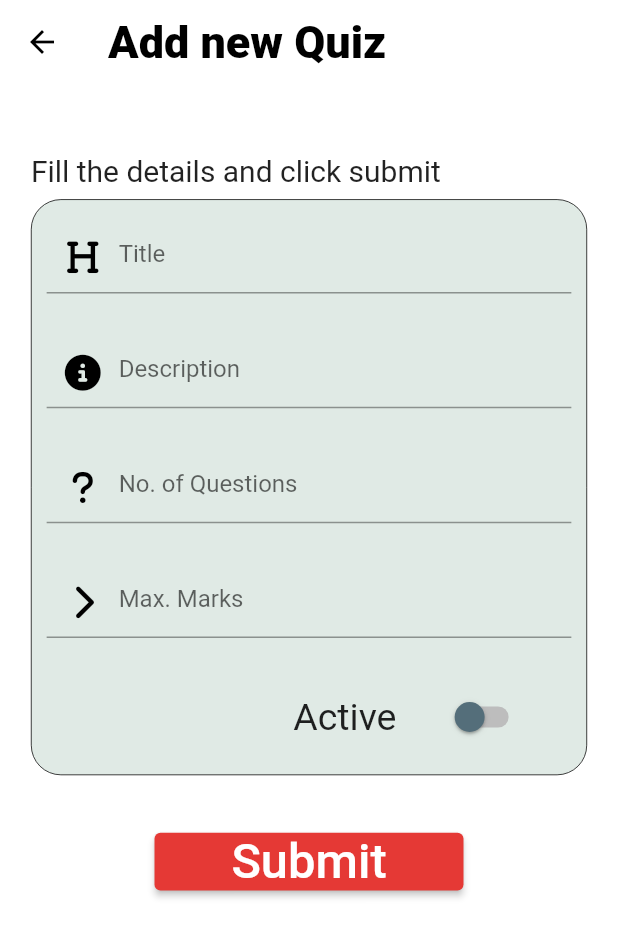
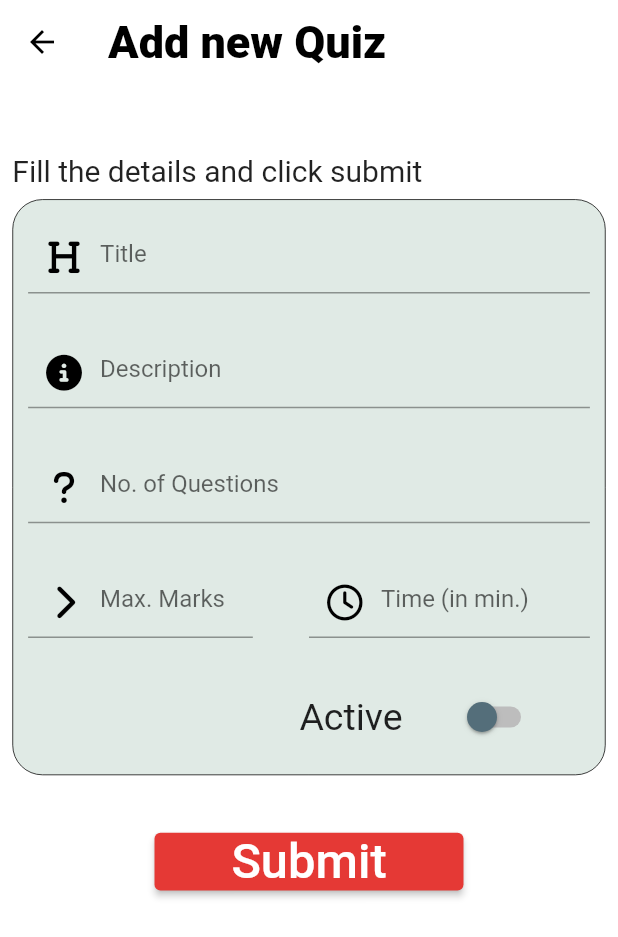
Before and after one commit to singhayush20/Assessment-Portal-App, a Flutter app: the AddQuizPage screen opened directly with empty values, on a phone screen of 412 x 824 dp. Shown: the top 937 px of the screen. Run offline on Flutter 3.47's test engine with Material 2 defaults, Android fonts, the phone set to English and light mode, and no system bars; our stand-ins replace cached_network_image, dio, email_validator, flutter_countdown_timer, font_awesome_flutter, loading_indicator and 2 more; accounts and stored records are empty; statements that could not run were skipped.

Commit message:
start and attempt quiz

```diff
--- a/lib/AppConstants/constants.dart
+++ b/lib/AppConstants/constants.dart
@@ -1,4 +1,4 @@
-const String domain = "https://4816-14-139-240-85.in.ngrok.io";
+const String domain = "https://e94c-14-139-240-85.in.ngrok.io";
 const BEARER_TOKEN = "BEARER TOKEN";
 const IS_LOGGED_IN = "isLoggedIn";
 const Bearer = "Bearer ";
--- a/lib/DataModel/QuizModel.dart
+++ b/lib/DataModel/QuizModel.dart
@@ -6,12 +6,20 @@ class QuizModel {
   bool _active;
   int _categoryId;
   int _numberOfQuestions;
+  int _time;
 
   QuizModel(this._title, this._description, this._maxMarks, this._active,
-      this._categoryId, this._numberOfQuestions);
+      this._categoryId, this._numberOfQuestions, this._time);
 
-  QuizModel.saveQuiz(this._quizId, this._title, this._description,
-      this._maxMarks, this._active, this._categoryId, this._numberOfQuestions);
+  QuizModel.saveQuiz(
+      this._quizId,
+      this._title,
+      this._description,
+      this._maxMarks,
+      this._active,
+      this._categoryId,
+      this._numberOfQuestions,
+      this._time);
 
   int get numberOfQuestions => _numberOfQuestions;
 
@@ -30,7 +38,7 @@ class QuizModel {
   String get title => _title;
 
   int get quizId => _quizId ?? 0;
-
+  int get time => _time;
   set title(String value) {
     _title = value;
   }
@@ -54,4 +62,8 @@ class QuizModel {
   set description(String value) {
     _description = value;
   }
+
+  set time(int time) {
+    _time = time;
+  }
 }
--- a/lib/NewtworkUtil/API.dart
+++ b/lib/NewtworkUtil/API.dart
@@ -331,6 +331,7 @@ class API {
       "numberOfQuestions": quiz.numberOfQuestions.toString(),
       "active": quiz.active,
       "category": {"categoryId": quiz.categoryId},
+      "time": quiz.time,
     };
     Map<String, dynamic> queryParam = {"userid": userid};
     log('Creating quiz for: data: $data and user: $userid');
@@ -369,7 +370,8 @@ class API {
       "description": quiz.description,
       "maxMarks": quiz.maxMarks,
       "numberOfQuestions": quiz.numberOfQuestions.toString(),
-      "active": quiz.active
+      "active": quiz.active,
+      "time": quiz.time,
     };
     log('Updating quiz to ${data}');
 
--- a/lib/Pages/Quiz/AddQuizPage.dart
+++ b/lib/Pages/Quiz/AddQuizPage.dart
@@ -19,6 +19,7 @@ class _AddQuizPageState extends State<AddQuizPage> {
   final _descpController = TextEditingController();
   final _maxMarksController = TextEditingController();
   final _noOfQuestionsController = TextEditingController();
+  final _timeController = TextEditingController();
 
   bool _isQuizActive = false;
   @override
@@ -37,7 +38,7 @@ class _AddQuizPageState extends State<AddQuizPage> {
       ),
       body: Container(
         margin: EdgeInsets.symmetric(
-          horizontal: width * 0.05,
+          horizontal: width * 0.02,
         ),
         child: Column(
           mainAxisAlignment: MainAxisAlignment.start,
@@ -75,6 +76,7 @@ class _AddQuizPageState extends State<AddQuizPage> {
                     key: _formKey,
                     child: Column(
                       children: [
+                        //TITLE
                         Container(
                           alignment: Alignment.center,
                           height: constraints.maxHeight * 0.2,
@@ -99,6 +101,7 @@ class _AddQuizPageState extends State<AddQuizPage> {
                             ),
                           ),
                         ),
+                        //Description
                         Container(
                           alignment: Alignment.center,
                           height: constraints.maxHeight * 0.2,
@@ -123,6 +126,7 @@ class _AddQuizPageState extends State<AddQuizPage> {
                             ),
                           ),
                         ),
+                        //Number of questions
                         Container(
                           alignment: Alignment.center,
                           height: constraints.maxHeight * 0.2,
@@ -147,8 +151,13 @@ class _AddQuizPageState extends State<AddQuizPage> {
                             ),
                           ),
                         ),
+                        //Maximum Marks
+                        Row(
+                          mainAxisAlignment: MainAxisAlignment.spaceBetween,
+                          children: [
                             Container(
                               height: constraints.maxHeight * 0.2,
+                              width: constraints.maxWidth * 0.4,
                               alignment: Alignment.center,
                               child: TextFormField(
                                 controller: _maxMarksController,
@@ -171,6 +180,35 @@ class _AddQuizPageState extends State<AddQuizPage> {
                                 ),
                               ),
                             ),
+                            Container(
+                              height: constraints.maxHeight * 0.2,
+                              width: constraints.maxWidth * 0.5,
+                              alignment: Alignment.center,
+                              child: TextFormField(
+                                controller: _timeController,
+                                obscureText: false,
+                                cursorColor: Colors.black,
+                                keyboardType: TextInputType.number,
+                                validator: (value) {
+                                  if (value!.isEmpty) {
+                                    return 'Time cannot be empty';
+                                  } else if (int.parse(value) <= 0) {
+                                    return 'Invalid time';
+                                  }
+                                  return null;
+                                },
+                                decoration: const InputDecoration(
+                                  hintText: "Time (in min.)",
+                                  prefixIcon: Icon(
+                                    FontAwesomeIcons.clock,
+                                    color: Colors.black,
+                                  ),
+                                ),
+                              ),
+                            ),
+                          ],
+                        ),
+                        //Active Status
                         Row(
                           children: [
                             Expanded(
@@ -230,6 +268,7 @@ class _AddQuizPageState extends State<AddQuizPage> {
                       noOfQues: int.parse(_noOfQuestionsController.text.trim()),
                       maxMarks: int.parse(_maxMarksController.text.trim()),
                       isActive: _isQuizActive,
+                      time: int.parse(_timeController.text),
                       categoryId: widget.categoryid,
                       userId: widget.userid,
                       token: widget.token,
--- a/lib/Service/CateogoryService.dart
+++ b/lib/Service/CateogoryService.dart
@@ -57,6 +57,7 @@ class CategoryService {
               element['active'],
               element['category']['categoryId'],
               int.parse(element['numberOfQuestions']),
+              element['time'],
             ),
           );
         },
@@ -89,6 +90,7 @@ class CategoryService {
               element['active'],
               element['category']['categoryId'],
               int.parse(element['numberOfQuestions']),
+              element['time'],
             ),
           );
         },
--- a/lib/Service/QuizService.dart
+++ b/lib/Service/QuizService.dart
@@ -11,9 +11,10 @@ class QuizService {
       required bool isActive,
       required int categoryId,
       required int userId,
+      required int time,
       required String token}) async {
     QuizModel quiz = QuizModel(title, description, maxMarks.toString(),
-        isActive, categoryId, noOfQues);
+        isActive, categoryId, noOfQues, time);
 
     Map<String, dynamic> result =
         await _api.addNewQuiz(quiz: quiz, token: token, userid: userId);
@@ -36,9 +37,10 @@ class QuizService {
       required bool active,
       required int categoryId,
       required int userid,
+      required int time,
       required String token}) async {
     QuizModel quiz = QuizModel.saveQuiz(quizid, title, description, maxMarks,
-        active, categoryId, int.parse(numberOfQuestions));
+        active, categoryId, int.parse(numberOfQuestions), 10);
     Map<String, dynamic> result =
         await _api.updateQuiz(quiz: quiz, token: token, userid: userid);
     return result['code'];
--- a/pubspec.yaml
+++ b/pubspec.yaml
@@ -46,6 +46,7 @@ dependencies:
   email_validator: ^2.1.17
   sizer: ^2.0.15
   loading_indicator: ^3.1.0
+  flutter_countdown_timer: ^4.1.0
 
 
 dev_dependencies:
```
Also changed, not shown: lib/Pages/Quiz/AttempQuiz.dart (added, +146 -0 lines), lib/Pages/Quiz/QuizListPage.dart (+21 -3 lines), lib/Pages/Quiz/UpdateQuiz.dart (+36 -1 lines), lib/main.dart (+6 -1 lines), lib/provider/QuestionProvider.dart (deleted, +0 -34 lines), pubspec.lock. Lines whose indentation alone changed are shown as unchanged.
